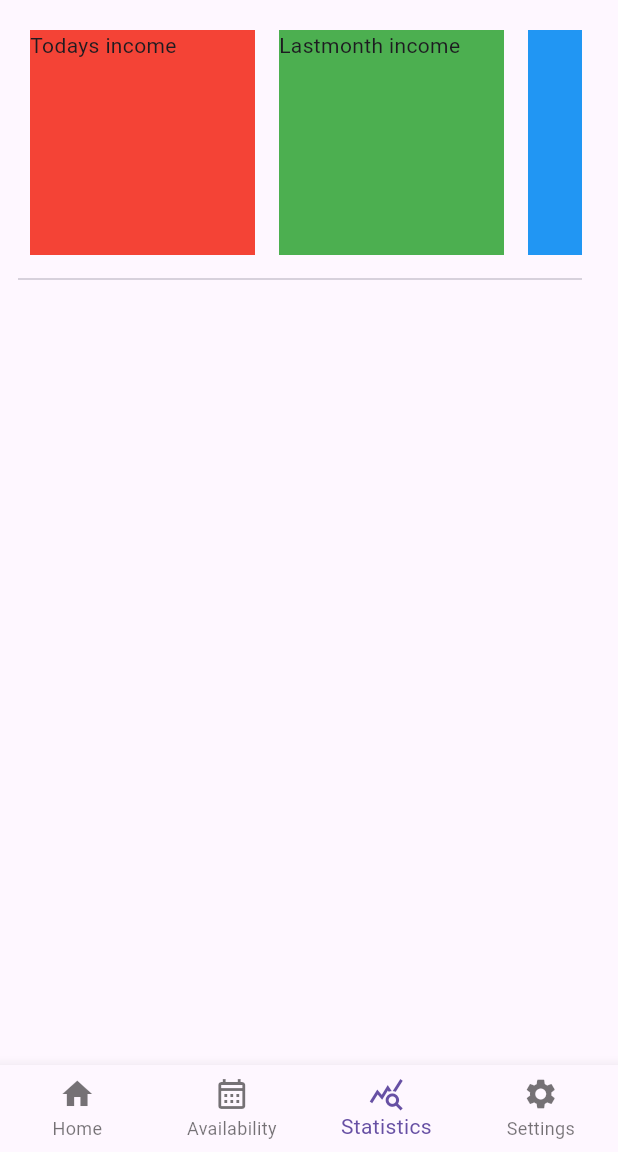
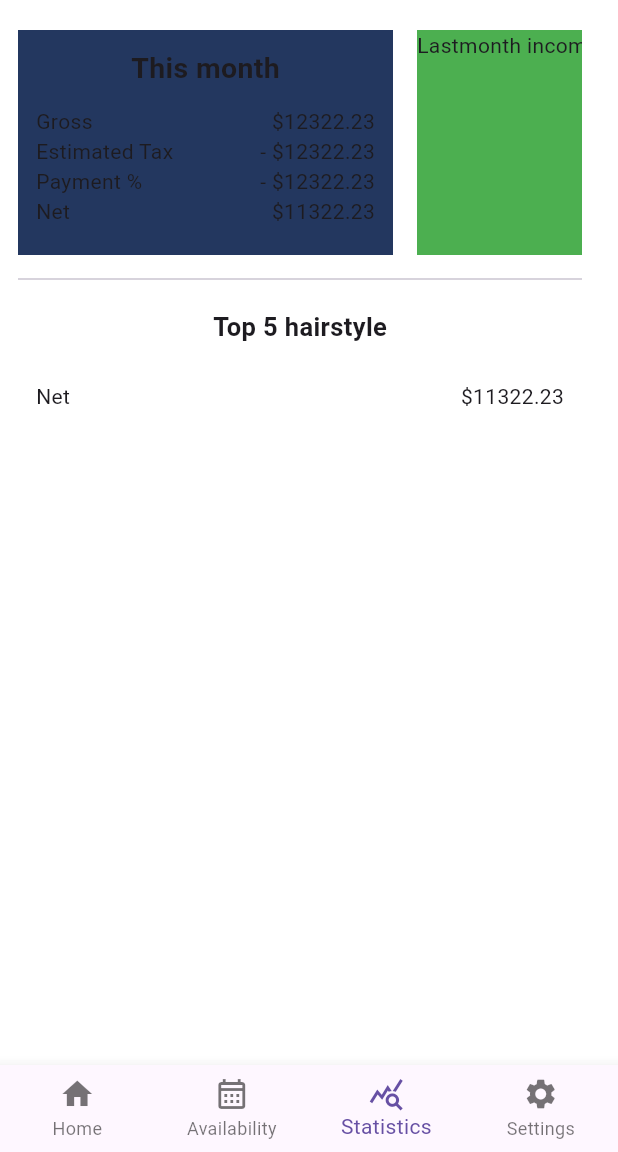
Before and after one commit to toballz/hairsalon_template_flutter, a Flutter app: the screen it shows after launch, item 3 of the bottom bar chosen, on a phone screen of 412 x 824 dp, the part 84-1236 px from its top. Run offline on Flutter 3.47's test engine with Material 3 defaults, Android fonts, the phone set to English and light mode, and no system bars; our stand-ins replace calendar_date_picker2; network calls fail.

Commit message:
5/4/2024
5/4/2024

```diff
--- a/lib/h.dart
+++ b/lib/h.dart
@@ -11,6 +11,18 @@ class Site {
 }
 
 class Tools {
+  static bool themeDark = false;
+
+  ///bgcolorDark,  tabcolorDark,  textcolorDark
+  static Map<String, Color> colorShuttle = {
+    "bgcolorDark": const Color.fromARGB(255, 21, 32, 54),
+    "bgcolorLight": const Color.fromARGB(255, 255, 255, 255),
+    "tabcolorDark": const Color.fromARGB(255, 35, 55, 95),
+    "tabcolorLight": const Color.fromARGB(255, 35, 55, 95),
+    "textcolorDark": const Color.fromARGB(255, 255, 255, 255),
+    "textcolorLight": const Color.fromARGB(255, 4, 0, 0),
+  };
+
   static Future<http.Response> httpPost(Map<String, String> dataPost) async {
     var response = await http.post(
         Uri.parse('https://f84c-172-59-112-200.ngrok-free.app/_null.php'),
--- a/lib/main.dart
+++ b/lib/main.dart
@@ -19,9 +19,7 @@ class MyApp extends StatelessWidget {
   Widget build(BuildContext context) {
     return MaterialApp(
       title: 'Flutter Navigation Bar',
-      theme: ThemeData(
-        primarySwatch: Colors.blue,
-      ),
+      theme: ThemeData(),
       home: const MyHomePage(),
     );
   }
@@ -59,13 +57,20 @@ class MyHomePageState extends State<MyHomePage> {
 //
   @override
   Widget build(BuildContext context) {
+    Color? bgColor = Tools.themeDark
+        ? Tools.colorShuttle['bgcolorDark']
+        : Tools.colorShuttle['bgcolorLight'];
+
     return Scaffold(
+      backgroundColor: bgColor,
       body: <Widget>[
         NestedScrollView(
             headerSliverBuilder:
                 (BuildContext context, bool innerBoxIsScrolled) {
               return <Widget>[
                 SliverAppBar(
+                    foregroundColor: bgColor,
+                    backgroundColor: bgColor,
                     automaticallyImplyLeading: false,
                     expandedHeight: 250.0,
                     floating: false,
@@ -89,24 +94,15 @@ class MyHomePageState extends State<MyHomePage> {
         const SettingsPage(),
       ].elementAt(_selectedIndex),
       bottomNavigationBar: BottomNavigationBar(
-  type: BottomNavigationBarType.fixed,
+        type: BottomNavigationBarType.fixed,
         items: const <BottomNavigationBarItem>[
+          BottomNavigationBarItem(icon: Icon(Icons.home), label: 'Home'),
           BottomNavigationBarItem(
-            icon: Icon(Icons.home),
-            label: 'Home'
-          ),
+              icon: Icon(Icons.calendar_month_outlined), label: 'Availability'),
           BottomNavigationBarItem(
-            icon: Icon(Icons.calendar_month_outlined),
-            label: 'Availability'
-          ),
+              icon: Icon(Icons.query_stats_sharp), label: 'Statistics'),
           BottomNavigationBarItem(
-            icon: Icon(Icons.query_stats_sharp),
-            label: 'Statistics'
-          ),
-          BottomNavigationBarItem(
-            icon: Icon(Icons.settings),
-            label: 'Settings'
-          ),
+              icon: Icon(Icons.settings), label: 'Settings'),
         ],
         currentIndex: _selectedIndex,
         onTap: _onItemTapped,
--- a/lib/stats.dart
+++ b/lib/stats.dart
@@ -17,48 +17,93 @@ class StatisticsPageState extends State<StatisticsPage> {
 
   @override
   Widget build(BuildContext context) {
+    Color? bgColor = Tools.themeDark
+        ? Tools.colorShuttle['bgcolorDark']
+        : Tools.colorShuttle['bgcolorLight'];
+    Color? tabColor = Tools.themeDark
+        ? Tools.colorShuttle['tabcolorDark']
+        : Tools.colorShuttle['tabcolorLight'];
+
     return Scaffold(
+        backgroundColor: bgColor,
         appBar: AppBar(title: Text(Site.domain)),
-        body:  Container(
+        body: Container(
           constraints: const BoxConstraints(maxWidth: 400),
-          child:   SingleChildScrollView(
-            padding: EdgeInsets.all(12),
+          child: SingleChildScrollView(
+            padding: const EdgeInsets.all(12),
             child: Column(children: [
               SingleChildScrollView(
                 scrollDirection: Axis.horizontal,
                 child: Row(
                   children: <Widget>[
                     Container(
-                width: 150, // Adjust width as needed
+                      padding: const EdgeInsets.all(12),
+                      width: 250, // Adjust width as needed
                       height: 150, // Adjust height as needed
-                color: Colors.red,
-                margin: EdgeInsets.all(8),child: Text("Todays income"),
+                      color: tabColor,
+                      margin: const EdgeInsets.only(right: 8),
+                      child: const Column(
+                        children: [
+                          Text("This month",
+                              style: TextStyle(
+                                  fontWeight: FontWeight.w600, fontSize: 19)),
+                          SizedBox(height: 12),
+                          Row(children: [
+                            Text("Gross"),
+                            Spacer(),
+                            Text("\$12322.23")
+                          ]),
+                          Row(children: [
+                            Text("Estimated Tax"),
+                            Spacer(),
+                            Text("- \$12322.23")
+                          ]),
+                          Row(children: [
+                            Text("Payment %"),
+                            Spacer(),
+                            Text("- \$12322.23")
+                          ]),
+                          Row(children: [
+                            Text("Net"),
+                            Spacer(),
+                            Text("\$11322.23")
+                          ])
+                        ],
+                      ),
                     ),
                     Container(
                       width: 150, // Adjust width as needed
                       height: 150, // Adjust height as needed
                       color: Colors.green,
-                margin: EdgeInsets.all(8),child: Text("Lastmonth income"),
+                      margin: const EdgeInsets.all(8),
+                      child: const Text("Lastmonth income"),
                     ),
                     Container(
                       width: 150, // Adjust width as needed
                       height: 150, // Adjust height as needed
                       color: Colors.blue,
-                margin: EdgeInsets.all(8),
+                      margin: const EdgeInsets.all(8),
                     ),
                     // Add more containers as needed
                   ],
                 ),
               ),
               const Divider(),
-
-
-
-
-
+              const SizedBox(height: 12),
+              const Text("Top 5 hairstyle",
+                  style: TextStyle(fontWeight: FontWeight.w600, fontSize: 17)),
+              const SizedBox(height: 12),
+              Column(children: [
+                Container(
+                    padding: const EdgeInsets.all(12),
+                    margin: const EdgeInsets.only(bottom: 21),
+                    color: Tools.colorShuttle['tabcolor1'],
+                    child: const Row(
+                        children: [Text("Net"), Spacer(), Text("\$11322.23")]))
+              ])
             ]),
           ),
-        )) ;
+        ));
   }
 }
 
```
Also changed, not shown: lib/calendar.dart (+43 -30 lines), lib/settings.dart (+39 -18 lines). Lines whose indentation alone changed are shown as unchanged.
